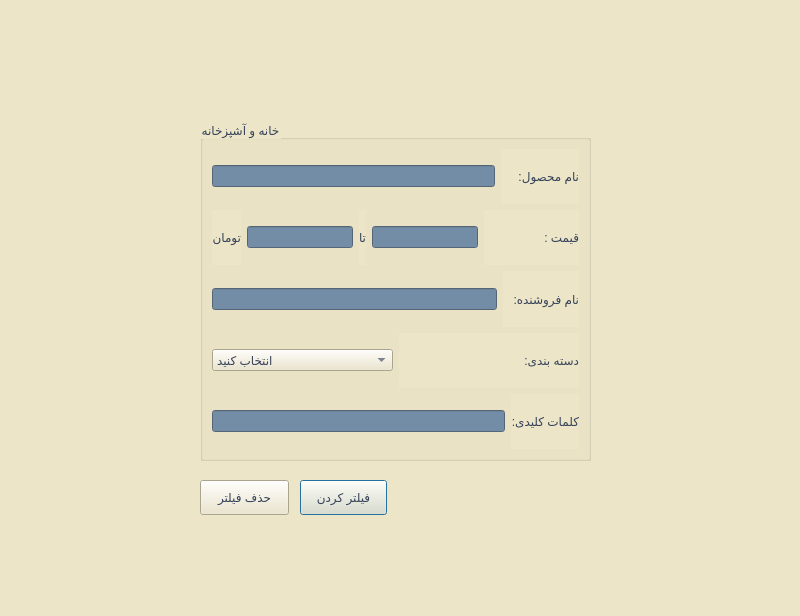
Qt form Project_Ap/homeapps_filter.ui (AP-projects-4001/metagoofill) before a commit.
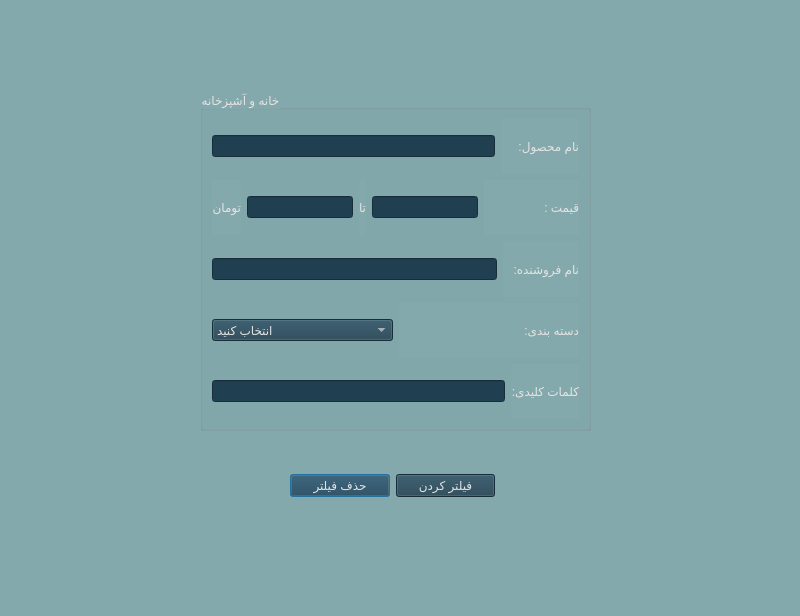
The same form after that commit.

Commit message: changing colors and Completing the program ui

Patch:
```diff
--- a/Project_Ap/homeapps_filter.ui
+++ b/Project_Ap/homeapps_filter.ui
@@ -14,22 +14,20 @@
    <string>Dialog</string>
   </property>
   <property name="styleSheet">
-   <string notr="true">background-color: rgb(236, 229, 199);
-</string>
+   <string notr="true">background-color: rgb(132, 169, 172);</string>
   </property>
   <widget class="QGroupBox" name="groupBox">
    <property name="geometry">
     <rect>
      <x>200</x>
-     <y>120</y>
+     <y>90</y>
      <width>391</width>
      <height>341</height>
     </rect>
    </property>
    <property name="styleSheet">
     <string notr="true">font: 12pt &quot;Lalezar&quot;;
-color: rgb(53, 66, 89);
-</string>
+color: rgb(228, 227, 227);</string>
    </property>
    <property name="title">
     <string>خانه و آشپزخانه</string>
@@ -40,7 +38,8 @@
       <item>
        <widget class="QLineEdit" name="lineEdit">
         <property name="styleSheet">
-         <string notr="true">background-color: rgb(116, 141, 166);</string>
+         <string notr="true">background-color: rgb(32, 64, 81);
+font: 12pt &quot;Lalezar&quot;;</string>
         </property>
         <property name="text">
          <string/>
@@ -50,8 +49,8 @@
       <item>
        <widget class="QLabel" name="label">
         <property name="styleSheet">
-         <string notr="true">color: rgb(53, 66, 89);
-font: 11pt &quot;Lalezar&quot;;</string>
+         <string notr="true">font: 12pt &quot;Lalezar&quot;;
+color: rgb(228, 227, 227);</string>
         </property>
         <property name="text">
          <string>نام محصول:     </string>
@@ -65,8 +64,8 @@
       <item>
        <widget class="QLabel" name="label_6">
         <property name="styleSheet">
-         <string notr="true">color: rgb(53, 66, 89);
-font: 11pt &quot;Lalezar&quot;;</string>
+         <string notr="true">font: 12pt &quot;Lalezar&quot;;
+color: rgb(228, 227, 227);</string>
         </property>
         <property name="text">
          <string>تومان</string>
@@ -76,7 +75,8 @@
       <item>
        <widget class="QLineEdit" name="lineEdit_5">
         <property name="styleSheet">
-         <string notr="true">background-color: rgb(116, 141, 166);</string>
+         <string notr="true">background-color: rgb(32, 64, 81);
+font: 12pt &quot;Lalezar&quot;;</string>
         </property>
         <property name="text">
          <string/>
@@ -86,8 +86,8 @@
       <item>
        <widget class="QLabel" name="label_5">
         <property name="styleSheet">
-         <string notr="true">color: rgb(53, 66, 89);
-font: 11pt &quot;Lalezar&quot;;</string>
+         <string notr="true">font: 12pt &quot;Lalezar&quot;;
+color: rgb(228, 227, 227);</string>
         </property>
         <property name="text">
          <string>تا</string>
@@ -97,7 +97,8 @@
       <item>
        <widget class="QLineEdit" name="lineEdit_2">
         <property name="styleSheet">
-         <string notr="true">background-color: rgb(116, 141, 166);</string>
+         <string notr="true">background-color: rgb(32, 64, 81);
+font: 12pt &quot;Lalezar&quot;;</string>
         </property>
         <property name="text">
          <string/>
@@ -107,8 +108,8 @@
       <item>
        <widget class="QLabel" name="label_2">
         <property name="styleSheet">
-         <string notr="true">color: rgb(53, 66, 89);
-font: 11pt &quot;Lalezar&quot;;</string>
+         <string notr="true">font: 12pt &quot;Lalezar&quot;;
+color: rgb(228, 227, 227);</string>
         </property>
         <property name="text">
          <string>قیمت :                  </string>
@@ -122,7 +123,8 @@
       <item>
        <widget class="QLineEdit" name="lineEdit_3">
         <property name="styleSheet">
-         <string notr="true">background-color: rgb(116, 141, 166);</string>
+         <string notr="true">background-color: rgb(32, 64, 81);
+font: 12pt &quot;Lalezar&quot;;</string>
         </property>
         <property name="text">
          <string/>
@@ -132,8 +134,8 @@
       <item>
        <widget class="QLabel" name="label_3">
         <property name="styleSheet">
-         <string notr="true">color: rgb(53, 66, 89);
-font: 11pt &quot;Lalezar&quot;;</string>
+         <string notr="true">font: 12pt &quot;Lalezar&quot;;
+color: rgb(228, 227, 227);</string>
         </property>
         <property name="text">
          <string>نام فروشنده:   </string>
@@ -146,6 +148,10 @@
      <layout class="QHBoxLayout" name="horizontalLayout">
       <item>
        <widget class="QComboBox" name="comboBox">
+        <property name="styleSheet">
+         <string notr="true">background-color: rgb(32, 64, 81);
+font: 12pt &quot;Lalezar&quot;;</string>
+        </property>
         <item>
          <property name="text">
           <string>انتخاب کنید</string>
@@ -186,8 +192,8 @@
       <item>
        <widget class="QLabel" name="label_4">
         <property name="styleSheet">
-         <string notr="true">color: rgb(53, 66, 89);
-font: 11pt &quot;Lalezar&quot;;</string>
+         <string notr="true">font: 12pt &quot;Lalezar&quot;;
+color: rgb(228, 227, 227);</string>
         </property>
         <property name="text">
          <string>دسته بندی: </string>
@@ -201,7 +207,8 @@
       <item>
        <widget class="QLineEdit" name="lineEdit_6">
         <property name="styleSheet">
-         <string notr="true">background-color: rgb(116, 141, 166);</string>
+         <string notr="true">background-color: rgb(32, 64, 81);
+font: 12pt &quot;Lalezar&quot;;</string>
         </property>
         <property name="text">
          <string/>
@@ -211,8 +218,8 @@
       <item>
        <widget class="QLabel" name="label_7">
         <property name="styleSheet">
-         <string notr="true">color: rgb(53, 66, 89);
-font: 11pt &quot;Lalezar&quot;;</string>
+         <string notr="true">font: 12pt &quot;Lalezar&quot;;
+color: rgb(228, 227, 227);</string>
         </property>
         <property name="text">
          <string>کلمات کلیدی:</string>
@@ -223,39 +230,39 @@
     </item>
    </layout>
   </widget>
-  <widget class="QPushButton" name="pushButton_2">
+  <widget class="QWidget" name="">
    <property name="geometry">
     <rect>
-     <x>300</x>
-     <y>480</y>
-     <width>87</width>
-     <height>35</height>
+     <x>290</x>
+     <y>460</y>
+     <width>205</width>
+     <height>51</height>
     </rect>
    </property>
-   <property name="styleSheet">
-    <string notr="true">color: rgb(53, 66, 89);
-font: 11pt &quot;Lalezar&quot;;</string>
-   </property>
-   <property name="text">
-    <string>فیلتر کردن</string>
-   </property>
-  </widget>
-  <widget class="QPushButton" name="pushButton">
-   <property name="geometry">
-    <rect>
-     <x>200</x>
-     <y>480</y>
-     <width>89</width>
-     <height>35</height>
-    </rect>
-   </property>
-   <property name="styleSheet">
-    <string notr="true">color: rgb(53, 66, 89);
-font: 11pt &quot;Lalezar&quot;;</string>
-   </property>
-   <property name="text">
-    <string>حذف فیلتر</string>
-   </property>
+   <layout class="QHBoxLayout" name="horizontalLayout_6">
+    <item>
+     <widget class="QPushButton" name="pushButton">
+      <property name="styleSheet">
+       <string notr="true">background-color: rgb(32, 64, 81);color: rgb(228, 227, 227);
+font: 12pt &quot;Lalezar&quot;;</string>
+      </property>
+      <property name="text">
+       <string>حذف فیلتر</string>
+      </property>
+     </widget>
+    </item>
+    <item>
+     <widget class="QPushButton" name="pushButton_2">
+      <property name="styleSheet">
+       <string notr="true">color: rgb(228, 227, 227);background-color: rgb(32, 64, 81);
+font: 12pt &quot;Lalezar&quot;;</string>
+      </property>
+      <property name="text">
+       <string>فیلتر کردن</string>
+      </property>
+     </widget>
+    </item>
+   </layout>
   </widget>
  </widget>
  <resources/>
```
The commit also changes 37 other files.
